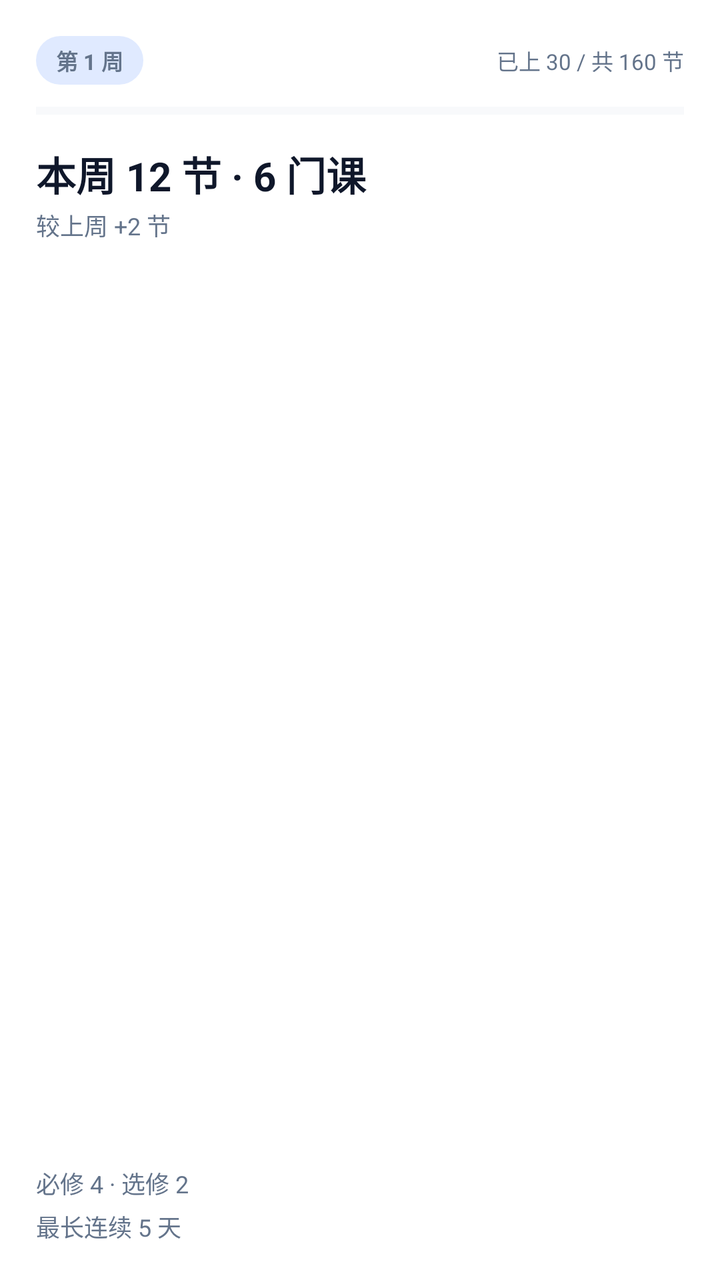
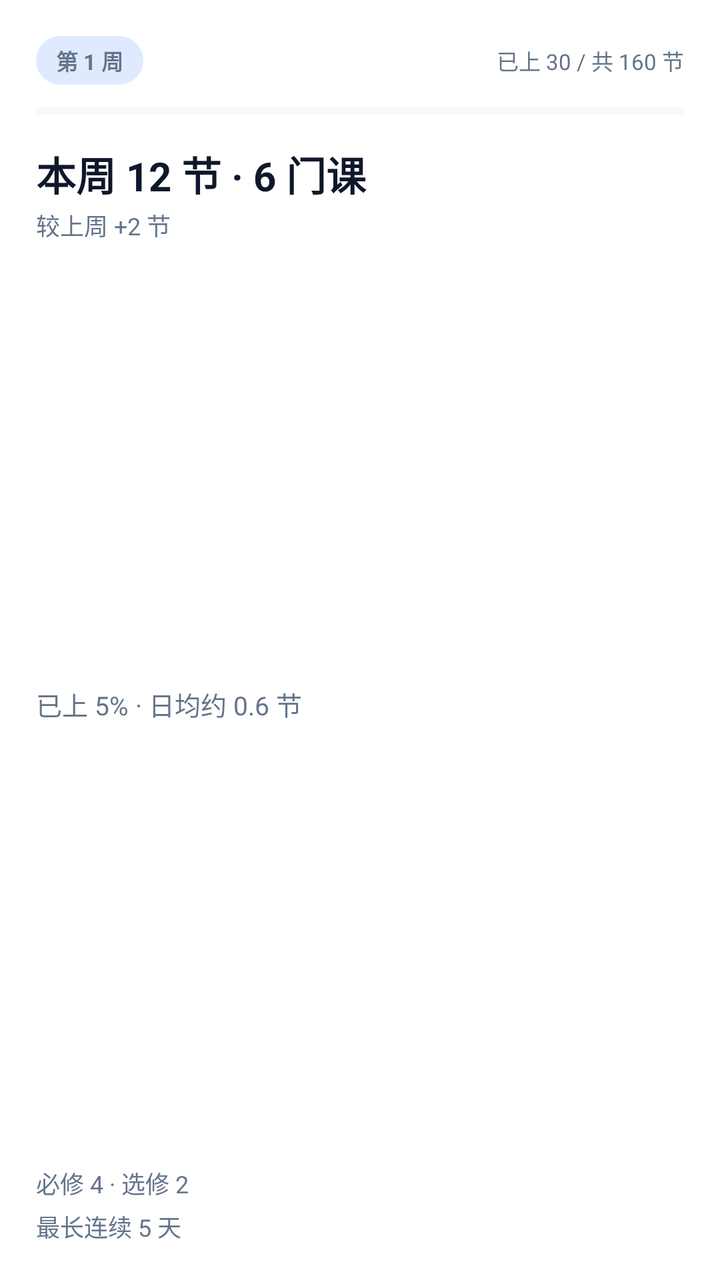

An Android layout rendered at two revisions. The XML below is the earlier revision; the diff shows what the commit changed to produce the second picture.
<!-- AndroidManifest.xml: fallback theme Theme.MaterialComponents.DayNight.NoActionBar -->
<!-- res/layout/widget_stats_medium.xml -->
<?xml version="1.0" encoding="utf-8"?>
<FrameLayout xmlns:android="http://schemas.android.com/apk/res/android"
    android:id="@+id/widget_root"
    android:layout_width="match_parent"
    android:layout_height="match_parent">

    <LinearLayout
        android:id="@+id/widget_card"
        android:layout_width="match_parent"
        android:layout_height="match_parent"
        android:orientation="vertical"
        android:padding="18dp">

        <LinearLayout
            android:layout_width="match_parent"
            android:layout_height="wrap_content"
            android:gravity="center_vertical"
            android:orientation="horizontal">

            <TextView
                android:id="@+id/stats_week"
                android:layout_width="wrap_content"
                android:layout_height="wrap_content"
                android:background="@drawable/widget_status_chip_strong"
                android:ellipsize="end"
                android:maxLines="1"
                android:paddingLeft="10dp"
                android:paddingTop="4dp"
                android:paddingRight="10dp"
                android:paddingBottom="4dp"
                android:text="第 1 周"
                android:textColor="#64748B"
                android:textSize="11sp"
                android:textStyle="bold" />

            <TextView
                android:id="@+id/stats_progress_text"
                android:layout_width="0dp"
                android:layout_height="wrap_content"
                android:layout_marginLeft="8dp"
                android:layout_weight="1"
                android:ellipsize="end"
                android:gravity="right"
                android:maxLines="1"
                android:text="已上 30 / 共 160 节"
                android:textColor="#64748B"
                android:textSize="11sp" />

        </LinearLayout>

        <ProgressBar
            android:id="@+id/stats_progress"
            style="?android:attr/progressBarStyleHorizontal"
            android:layout_width="match_parent"
            android:layout_height="6dp"
            android:layout_marginTop="10dp"
            android:max="100"
            android:progressTint="#2563EB"
            android:progressBackgroundTint="#E2E8F0" />

        <TextView
            android:id="@+id/stats_sections"
            android:layout_width="match_parent"
            android:layout_height="wrap_content"
            android:layout_marginTop="14dp"
            android:ellipsize="end"
            android:maxLines="1"
            android:text="本周 12 节 · 6 门课"
            android:textColor="#0F172A"
            android:textSize="20sp"
            android:textStyle="bold" />

        <TextView
            android:id="@+id/stats_delta"
            android:layout_width="match_parent"
            android:layout_height="wrap_content"
            android:layout_marginTop="2dp"
            android:ellipsize="end"
            android:maxLines="1"
            android:text="较上周 +2 节"
            android:textColor="#64748B"
            android:textSize="12sp" />

        
        <LinearLayout
            android:layout_width="match_parent"
            android:layout_height="0dp"
            android:layout_weight="1" />

        <LinearLayout
            android:id="@+id/stats_extra_row"
            android:layout_width="match_parent"
            android:layout_height="wrap_content"
            android:gravity="center_vertical"
            android:orientation="horizontal"
            android:visibility="gone">

            <TextView
                android:id="@+id/stats_percent"
                android:layout_width="0dp"
                android:layout_height="wrap_content"
                android:layout_weight="1"
                android:ellipsize="end"
                android:maxLines="1"
                android:text="已上 18%"
                android:textColor="#64748B"
                android:textSize="13sp" />

            <TextView
                android:id="@+id/stats_daily"
                android:layout_width="wrap_content"
                android:layout_height="wrap_content"
                android:layout_marginLeft="8dp"
                android:ellipsize="end"
                android:maxLines="1"
                android:text="日均约 4.4 节"
                android:textColor="#64748B"
                android:textSize="13sp" />

        </LinearLayout>

        
        <LinearLayout
            android:layout_width="match_parent"
            android:layout_height="0dp"
            android:layout_weight="1" />

        <LinearLayout
            android:id="@+id/stats_nature_row"
            android:layout_width="match_parent"
            android:layout_height="wrap_content"
            android:orientation="vertical">

            <TextView
                android:id="@+id/stats_nature"
                android:layout_width="match_parent"
                android:layout_height="wrap_content"
                android:ellipsize="end"
                android:maxLines="1"
                android:text="必修 4 · 选修 2"
                android:textColor="#64748B"
                android:textSize="12sp" />

            <TextView
                android:id="@+id/stats_streak"
                android:layout_width="match_parent"
                android:layout_height="wrap_content"
                android:layout_marginTop="4dp"
                android:ellipsize="end"
                android:maxLines="1"
                android:text="最长连续 5 天"
                android:textColor="#64748B"
                android:textSize="12sp" />

        </LinearLayout>

    </LinearLayout>

</FrameLayout>
<!-- resources referenced by this layout -->
<resources>
  <!-- drawable widget_status_chip_strong (drawable) -->
  <?xml version="1.0" encoding="utf-8"?>
  <shape xmlns:android="http://schemas.android.com/apk/res/android"
      android:shape="rectangle">
      <corners android:radius="999dp" />
      <solid android:color="#E0EAFF" />
  </shape>
</resources>

<!-- the commit's change to res/layout/widget_stats_medium.xml (unified diff, before → after) -->
@@ -87,37 +87,16 @@
             android:layout_height="0dp"
             android:layout_weight="1" />
 
-        <LinearLayout
-            android:id="@+id/stats_extra_row"
+        
+        <TextView
+            android:id="@+id/stats_extra"
             android:layout_width="match_parent"
             android:layout_height="wrap_content"
-            android:gravity="center_vertical"
-            android:orientation="horizontal"
-            android:visibility="gone">
-
-            <TextView
-                android:id="@+id/stats_percent"
-                android:layout_width="0dp"
-                android:layout_height="wrap_content"
-                android:layout_weight="1"
-                android:ellipsize="end"
-                android:maxLines="1"
-                android:text="已上 18%"
-                android:textColor="#64748B"
-                android:textSize="13sp" />
-
-            <TextView
-                android:id="@+id/stats_daily"
-                android:layout_width="wrap_content"
-                android:layout_height="wrap_content"
-                android:layout_marginLeft="8dp"
-                android:ellipsize="end"
-                android:maxLines="1"
-                android:text="日均约 4.4 节"
-                android:textColor="#64748B"
-                android:textSize="13sp" />
-
-        </LinearLayout>
+            android:ellipsize="end"
+            android:maxLines="1"
+            android:text="已上 5% · 日均约 0.6 节"
+            android:textColor="#64748B"
+            android:textSize="13sp" />
 
         
         <LinearLayout
